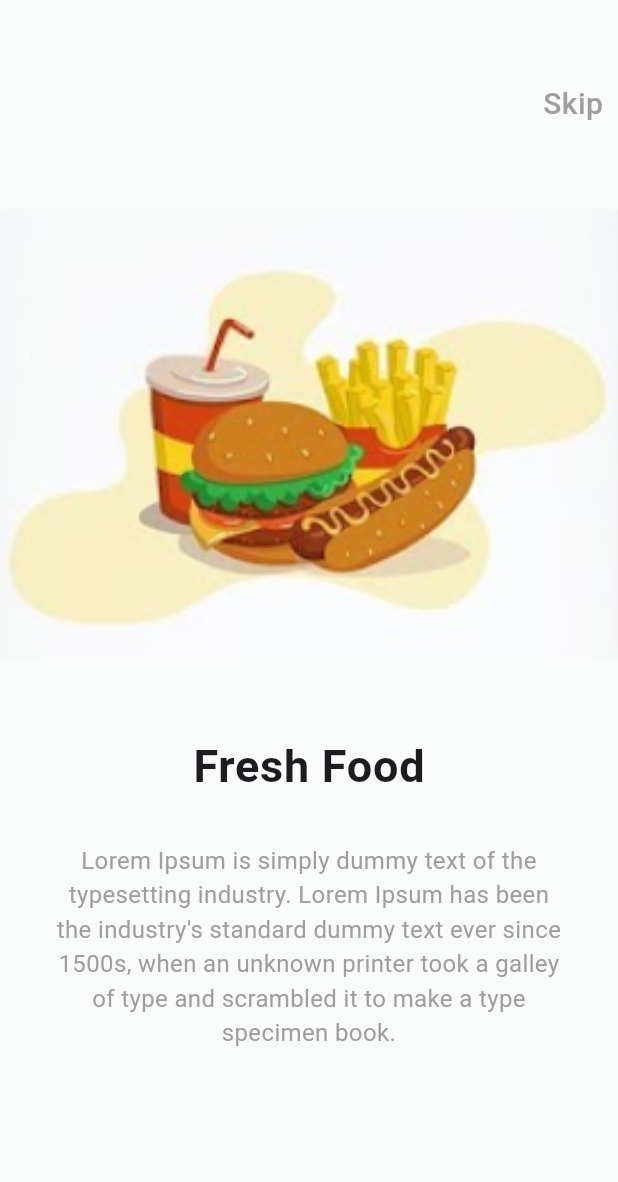
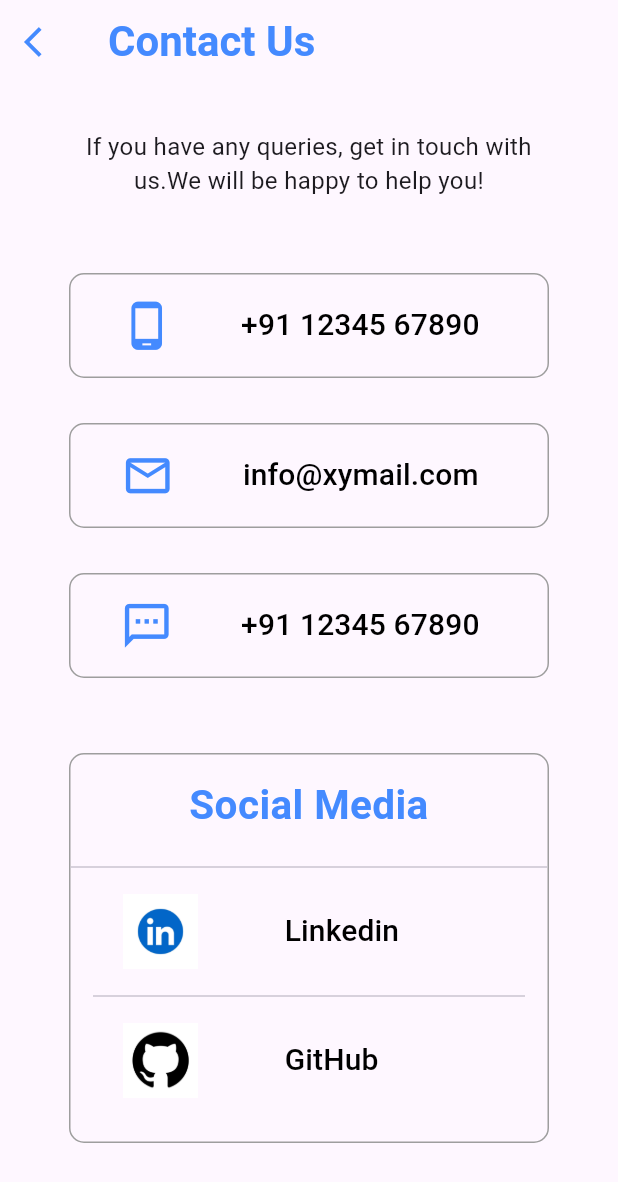
Before and after one commit to Drashtipatel296/advflutterch1, a Flutter app: the screen it shows after launch, on a phone screen of 412 x 824 dp. Shown: the top 1182 px of the screen. Run offline on Flutter 3.47's test engine with Material 3 defaults, Android fonts, the phone set to English and light mode, and no system bars; our stand-ins replace shared_preferences.

Commit message:
01-05-'24

```diff
--- a/lib/main.dart
+++ b/lib/main.dart
@@ -1,10 +1,7 @@
 import 'package:advflutterch1/screens/change_theme_using_provider/provider/counter_provider.dart';
 import 'package:advflutterch1/screens/change_theme_using_provider/provider/theme_provider.dart';
 import 'package:advflutterch1/screens/one_time_intro_screen/provider/intro_provider.dart';
-import 'package:advflutterch1/screens/one_time_intro_screen/view/intro1.dart';
-import 'package:advflutterch1/screens/one_time_intro_screen/view/intro2.dart';
-import 'package:advflutterch1/screens/one_time_intro_screen/view/intro3.dart';
-import 'package:advflutterch1/screens/theme_change/view/screen/home_screen.dart';
+import 'package:advflutterch1/screens/Contact_Us_Page_With_Interaction/view/contact_us.dart';
 import 'package:flutter/material.dart';
 import 'package:provider/provider.dart';
 
@@ -33,25 +30,25 @@ class MyApp extends StatelessWidget {
   @override
   Widget build(BuildContext context) {
     return MaterialApp(
-      home: Provider.of<IntroProvider>(context, listen: true).isClicked ? const HomePage() : const IntroScreen1(),
+      home: const ContactApp(),
       themeMode: Provider.of<ThemeChangeProvider>(context, listen: true).isDark
           ? ThemeMode.dark
           : ThemeMode.light,
       theme: ThemeData.light(),
       darkTheme: ThemeData.dark(),
       debugShowCheckedModeBanner: false,
-      //initialRoute: '/intro1',
-      routes: {
-        // '/' : (context) =>  HomePage(),
-        // '/stepper' : (context) =>  StepperApp(),
-        // '/horizontal' : (context) => HorizontalStepper(),
-        // '/counter': (context) => const CounterApp(),
-        // '/theme': (context) => const ThemeProvider(),
-        '/intro1': (context) => const IntroScreen1(),
-        '/intro2': (context) => const IntroScreen2(),
-        '/intro3': (context) => const IntroScreen3(),
-        '/home' : (context) => const HomePage(),
-      },
+      // //initialRoute: '/intro1',
+      // routes: {
+      //   // '/' : (context) =>  HomePage(),
+      //   // '/stepper' : (context) =>  StepperApp(),
+      //   // '/horizontal' : (context) => HorizontalStepper(),
+      //   // '/counter': (context) => const CounterApp(),
+      //   // '/theme': (context) => const ThemeProvider(),
+      //   '/intro1': (context) => const IntroScreen1(),
+      //   '/intro2': (context) => const IntroScreen2(),
+      //   '/intro3': (context) => const IntroScreen3(),
+      //   '/home' : (context) => const HomePage(),
+      // },
     );
   }
 }
--- /dev/null
+++ b/lib/screens/Contact_Us_Page_With_Interaction/view/contact_us.dart
@@ -0,0 +1,220 @@
+import 'package:flutter/material.dart';
+import 'package:url_launcher/url_launcher.dart' as launcher;
+
+class ContactApp extends StatelessWidget {
+  const ContactApp({super.key});
+
+  @override
+  Widget build(BuildContext context) {
+    return Scaffold(
+      appBar: AppBar(
+        leading: const Icon(
+          Icons.arrow_back_ios,
+          color: Colors.blueAccent,
+        ),
+        title: const Text(
+          'Contact Us',
+          style: TextStyle(
+              fontSize: 28,
+              fontWeight: FontWeight.bold,
+              color: Colors.blueAccent),
+        ),
+      ),
+      body: Padding(
+        padding: const EdgeInsets.symmetric(vertical: 30, horizontal: 40),
+        child: Column(
+          children: [
+            const Text(
+              textAlign: TextAlign.center,
+              'If you have any queries, get in touch with us.We will be happy to help you!',
+              style: TextStyle(fontSize: 16, fontWeight: FontWeight.w400),
+            ),
+            const SizedBox(
+              height: 50,
+            ),
+            Container(
+              height: 70,
+              width: 320,
+              decoration: BoxDecoration(
+                border: Border.all(color: Colors.grey, width: 1),
+                borderRadius: BorderRadius.circular(10),
+              ),
+              child: Row(
+                mainAxisAlignment: MainAxisAlignment.spaceEvenly,
+                children: [
+                  const Icon(
+                    Icons.phone_android,
+                    color: Colors.blueAccent,
+                    size: 35,
+                  ),
+                  TextButton(
+                    onPressed: () {
+                      Uri url = Uri.parse('tel: +91 9327642743');
+                      launcher.launchUrl(url);
+                    },
+                    child: const Text(
+                      '+91 12345 67890',
+                      style: TextStyle(fontSize: 20, color: Colors.black),
+                    ),
+                  ),
+                ],
+              ),
+            ),
+            const SizedBox(
+              height: 30,
+            ),
+            Container(
+              height: 70,
+              width: 320,
+              decoration: BoxDecoration(
+                border: Border.all(color: Colors.grey, width: 1),
+                borderRadius: BorderRadius.circular(10),
+              ),
+              child: Row(
+                mainAxisAlignment: MainAxisAlignment.spaceEvenly,
+                children: [
+                  const Icon(
+                    Icons.email_outlined,
+                    color: Colors.blueAccent,
+                    size: 35,
+                  ),
+                  TextButton(
+                    onPressed: () {
+                      Uri url = Uri.parse('mailto: drashtipatel7080@gmail.com');
+                      launcher.launchUrl(url);
+                    },
+                    child: const Text(
+                      'info@xymail.com',
+                      style: TextStyle(fontSize: 20, color: Colors.black),
+                    ),
+                  ),
+                ],
+              ),
+            ),
+            const SizedBox(
+              height: 30,
+            ),
+            Container(
+              height: 70,
+              width: 320,
+              decoration: BoxDecoration(
+                border: Border.all(color: Colors.grey, width: 1),
+                borderRadius: BorderRadius.circular(10),
+              ),
+              child: Row(
+                mainAxisAlignment: MainAxisAlignment.spaceEvenly,
+                children: [
+                  const Icon(
+                    Icons.sms_outlined,
+                    color: Colors.blueAccent,
+                    size: 35,
+                  ),
+                  TextButton(
+                    onPressed: () {
+                      Uri url = Uri.parse('sms: +91 9327642743');
+                      launcher.launchUrl(url);
+                    },
+                    child: const Text(
+                      '+91 12345 67890',
+                      style: TextStyle(fontSize: 20, color: Colors.black),
+                    ),
+                  ),
+                ],
+              ),
+            ),
+            const SizedBox(
+              height: 50,
+            ),
+            Container(
+              height: 260,
+              width: 320,
+              decoration: BoxDecoration(
+                border: Border.all(color: Colors.grey, width: 1),
+                borderRadius: BorderRadius.circular(10),
+              ),
+              child: Column(
+                children: [
+                  const Padding(
+                    padding: EdgeInsets.symmetric(vertical: 14),
+                    child: Text(
+                      textAlign: TextAlign.center,
+                      'Social Media',
+                      style: TextStyle(
+                          fontSize: 27,
+                          color: Colors.blueAccent,
+                          fontWeight: FontWeight.bold),
+                    ),
+                  ),
+                  const Divider(),
+                  const SizedBox(
+                    height: 10,
+                  ),
+                  Padding(
+                    padding: const EdgeInsets.symmetric(horizontal: 35),
+                    child: Row(
+                      children: [
+                        Container(
+                          height: 50,
+                          width: 50,
+                          decoration: const BoxDecoration(
+                            image: DecorationImage(
+                              fit: BoxFit.cover,
+                              image: AssetImage('assets/img/linkedin.jpg'),
+                            ),
+                          ),
+                        ),
+                        TextButton(
+                          onPressed: () {
+                            Uri url =
+                                Uri.parse('https://www.linkedin.com/feed/');
+                            launcher.launchUrl(url);
+                          },
+                          child: const Text(
+                            '         Linkedin',
+                            style: TextStyle(fontSize: 20, color: Colors.black),
+                          ),
+                        ),
+                      ],
+                    ),
+                  ),
+                  const Padding(
+                    padding: EdgeInsets.symmetric(horizontal: 15, vertical: 10),
+                    child: Divider(),
+                  ),
+                  Padding(
+                    padding: const EdgeInsets.symmetric(horizontal: 35),
+                    child: Row(
+                      children: [
+                        Container(
+                          height: 50,
+                          width: 50,
+                          decoration: const BoxDecoration(
+                            image: DecorationImage(
+                              fit: BoxFit.cover,
+                              image: AssetImage('assets/img/github.png'),
+                            ),
+                          ),
+                        ),
+                        TextButton(
+                          onPressed: () {
+                            Uri url =
+                                Uri.parse('https://github.com/Drashtipatel296');
+                            launcher.launchUrl(url);
+                          },
+                          child: const Text(
+                            '         GitHub',
+                            style: TextStyle(fontSize: 20, color: Colors.black),
+                          ),
+                        ),
+                      ],
+                    ),
+                  ),
+                ],
+              ),
+            ),
+          ],
+        ),
+      ),
+    );
+  }
+}
--- a/pubspec.yaml
+++ b/pubspec.yaml
@@ -37,6 +37,8 @@ dependencies:
   cupertino_icons: ^1.0.6
   provider: ^6.1.2
   shared_preferences: ^2.2.3
+  url_launcher: ^6.2.6
+  share_plus: ^9.0.0
 
 dev_dependencies:
   flutter_test:
```
Also changed, not shown: assets/img/github.png (added), assets/img/linkedin.jpg (added), pubspec.lock, 7 other files.
